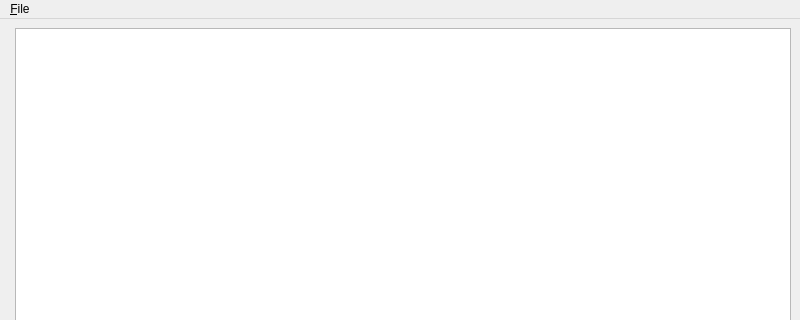
Qt form click_mean2.ui (asirinelli/bras) before a commit; both pictures show x 0 to 800 and y 0 to 320 of the 800 by 600 pixel window.
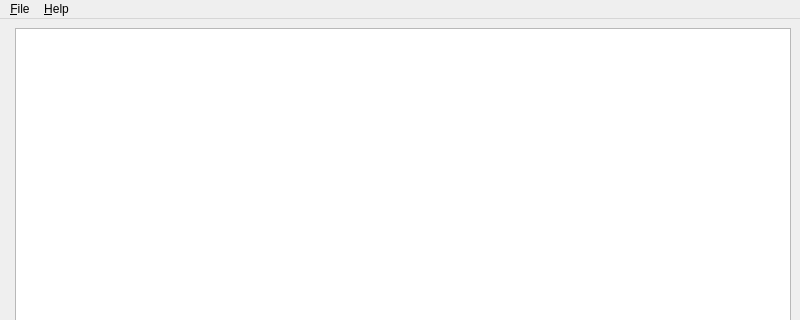
The same form after that commit. Custom widgets are drawn as their Qt base class.

Diff of the .ui file:
```diff
--- a/click_mean2.ui
+++ b/click_mean2.ui
@@ -99,7 +99,14 @@
     <addaction name="separator"/>
     <addaction name="actionQuit"/>
    </widget>
+   <widget class="QMenu" name="menu_Help">
+    <property name="title">
+     <string>&amp;Help</string>
+    </property>
+    <addaction name="action_About_Click_and_Mean"/>
+   </widget>
    <addaction name="menuFile"/>
+   <addaction name="menu_Help"/>
   </widget>
   <widget class="QStatusBar" name="statusbar"/>
   <action name="actionOpen">
```
Left out of the diff: 5 changed lines with no effect on the pictures.
